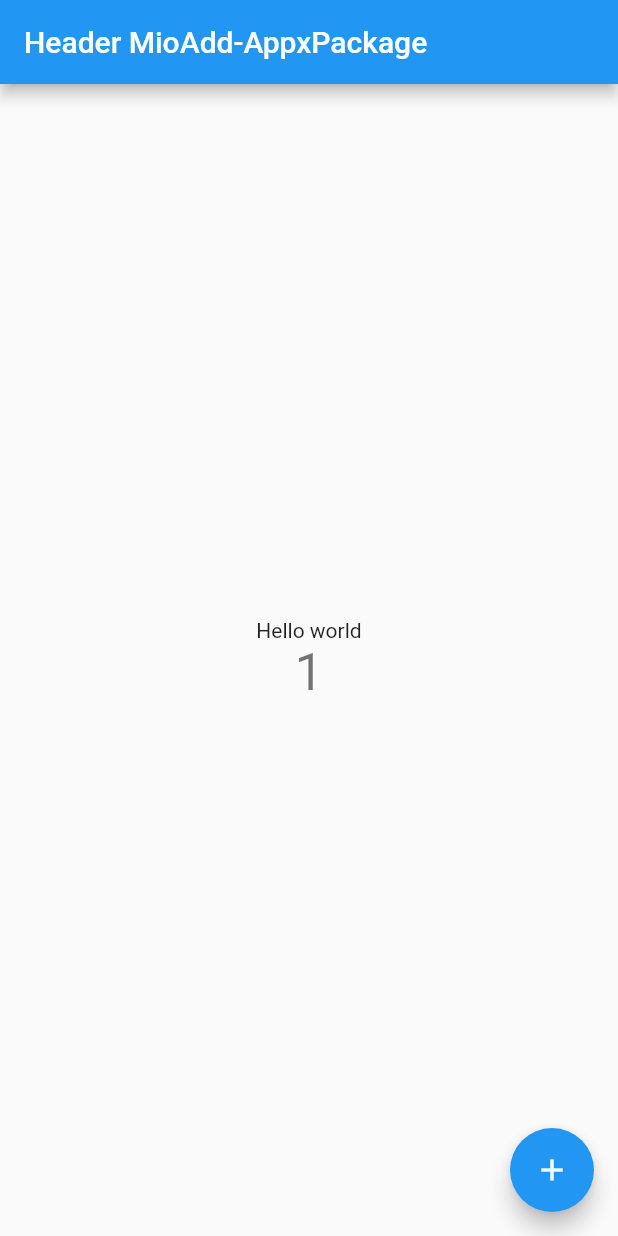
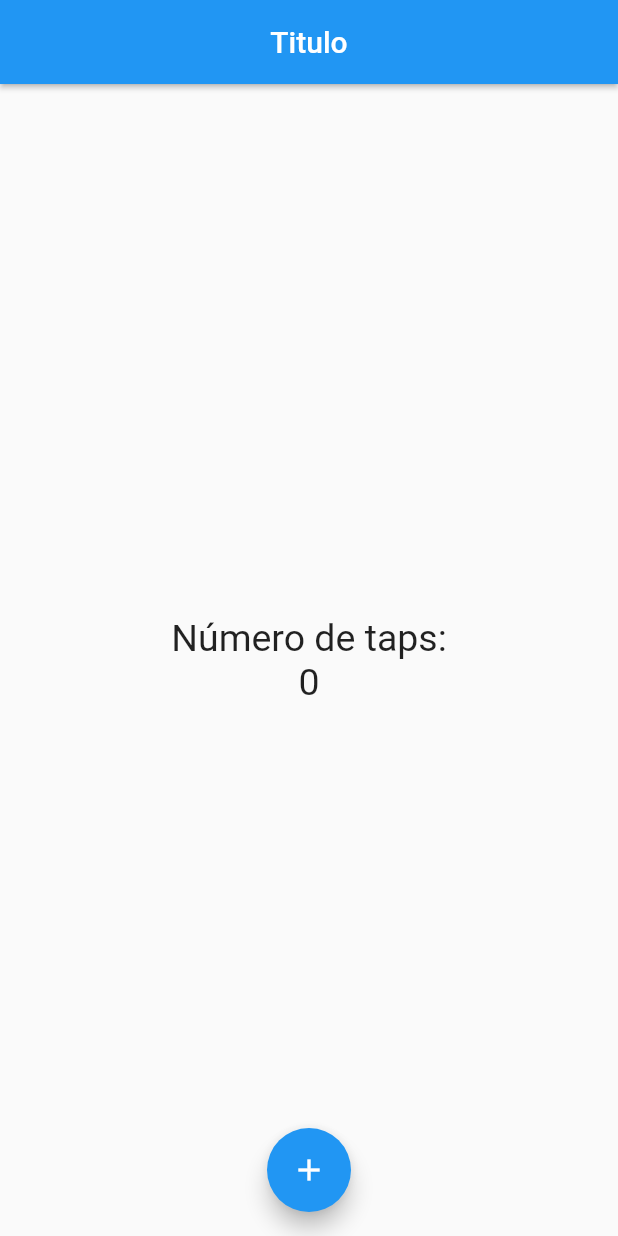
Before and after one commit to josefandino/contador, a Flutter app: the screen it shows after launch, after a tap on the "add" icon, on a phone screen of 412 x 824 dp. Run offline on Flutter 3.47's test engine with Material 2 defaults, Android fonts, the phone set to English and light mode, and no system bars.

Commit message:
Create home_page.dart

```diff
--- a/lib/main.dart
+++ b/lib/main.dart
@@ -1,75 +1,8 @@
 import 'package:flutter/material.dart';
 
+import 'package:contador/src/app.dart';
+
 void main() {
-  runApp(MyApp());
+  runApp(new MyApp());
+
 }
-
-class MyApp extends StatelessWidget {
-  // This widget is the root of your application.
-  @override
-
-  Widget build(BuildContext context) {
-    return MaterialApp(
-      title: 'Flutter Demo',
-      theme: ThemeData(
-        // is not restarted.
-        primarySwatch: Colors.blue,
-      ),
-      home: MyHomePage(title: 'Header MioAdd-AppxPackage'),
-    );
-  }
-}
-
-class MyHomePage extends StatefulWidget {
-  MyHomePage({Key? key, required this.title}) : super(key: key);
-
-
-  final String title;
-
-  @override
-  _MyHomePageState createState() => _MyHomePageState();
-}
-
-class _MyHomePageState extends State<MyHomePage> {
-  int _counter = 0;
-
-  void _incrementCounter() {
-    setState(() {
-
-      _counter++;
-    });
-  }
-
-  @override
-  Widget build(BuildContext context) {
-
-    return Scaffold(
-      appBar: AppBar(
-        // the App.build method, and use it to set our appbar title.
-        title: Text(widget.title),
-      ),
-      body: Center(
-        // Center is a layout widget. It takes a single child and positions it
-        // in the middle of the parent.
-        child: Column(
-
-          mainAxisAlignment: MainAxisAlignment.center,
-          children: <Widget>[
-            Text(
-              'Hello world',
-            ),
-            Text(
-              '$_counter',
-              style: Theme.of(context).textTheme.headline4,
-            ),
-          ],
-        ),
-      ),
-      floatingActionButton: FloatingActionButton(
-        onPressed: _incrementCounter,
-        tooltip: 'Increment',
-        child: Icon(Icons.add),
-      ), // This trailing comma makes auto-formatting nicer for build methods.
-    );
-  }
-}
--- /dev/null
+++ b/lib/src/app.dart
@@ -0,0 +1,17 @@
+import 'package:flutter/material.dart';
+
+
+import 'package:contador/src/pages/home_page.dart';
+
+
+class MyApp extends StatelessWidget {
+  @override
+  Widget build(context) {
+    return MaterialApp(
+      home: Center(
+        child: HomePage(),
+      ),
+
+    );
+  }
+}
--- /dev/null
+++ b/lib/src/pages/home_page.dart
@@ -0,0 +1,35 @@
+import 'package:flutter/material.dart';
+
+class HomePage extends StatelessWidget {
+  final estiloTexto = new TextStyle(fontSize: 25);
+
+  @override
+  Widget build(BuildContext context) {
+    return Scaffold(
+      appBar: AppBar(
+        title: Text('Titulo'),
+        centerTitle: true,
+        elevation: 1.5,
+      ),
+      body: Center(
+        child: Column(
+          mainAxisAlignment: MainAxisAlignment.center,
+          children: <Widget>[
+            Text('Número de taps:', style: estiloTexto),
+            Text('0', style: estiloTexto),
+          ],
+        ),
+      ),
+      floatingActionButtonLocation: FloatingActionButtonLocation.centerFloat,
+      floatingActionButton: FloatingActionButton(
+        child: Icon(
+          Icons.add,
+        ),
+        onPressed: () {
+          print('hola mundo');
+        },
+      ),
+      // floatingActionButtonLocation: FloatingActionButtonLocation.centerFloat,
+    );
+  }
+}
```
Also changed, not shown: 2 other files.
